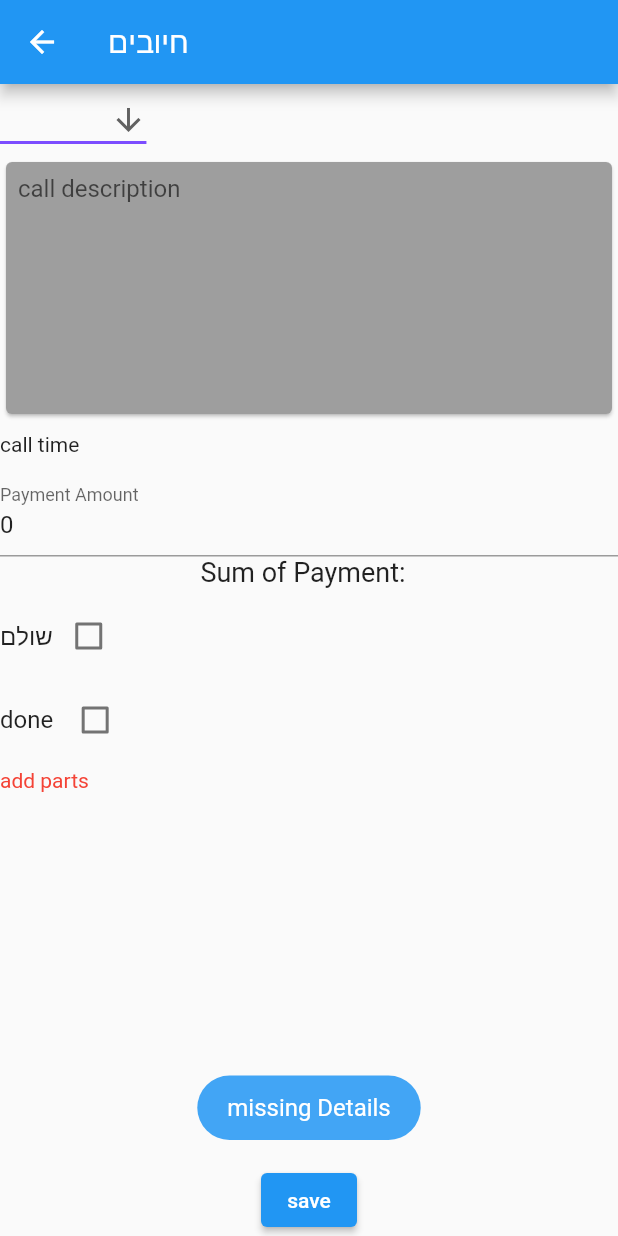
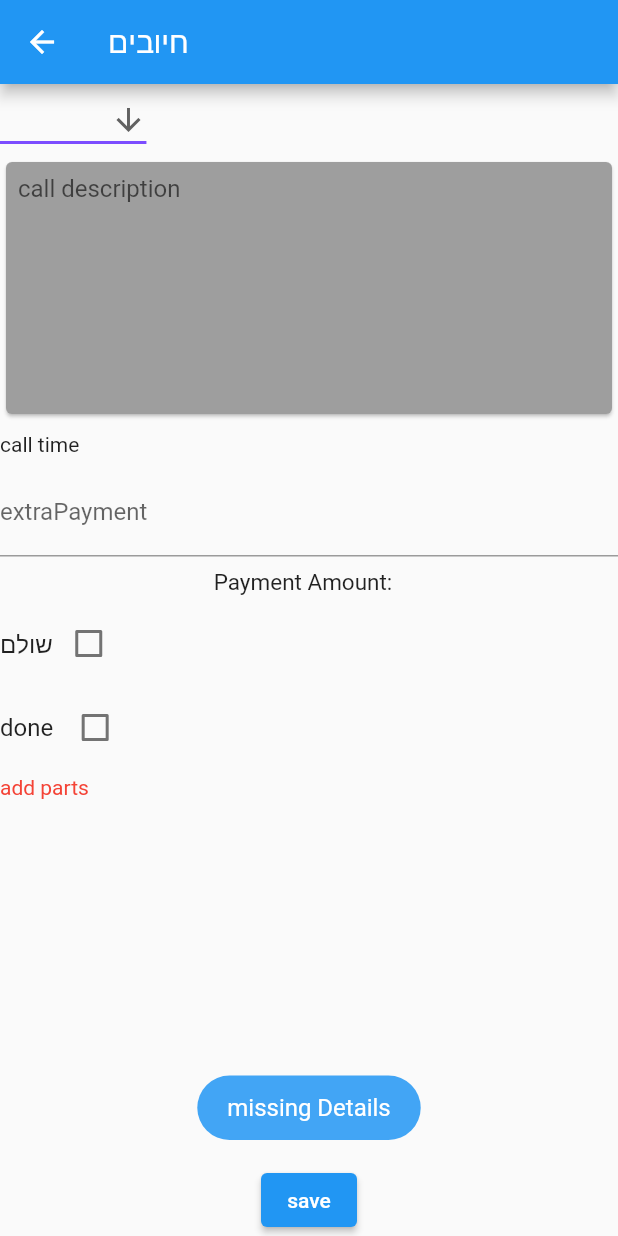
Before and after one commit to yosih48/clients-flutter, a Flutter app: the ClientServiceScreen screen opened directly with empty values, after a tap on "edit", after a tap on "save", on a phone screen of 412 x 824 dp. Run offline on Flutter 3.47's test engine with Material 2 defaults, Android fonts, the phone set to English and light mode, and no system bars; our stand-ins replace cloud_firestore, firebase_auth, firebase_core, flutter_slidable, fluttertoast, pin_code_fields and 4 more; accounts and stored records are empty; generated files the repository leaves out were written again; network calls fail.

Commit message:
in progress

```diff
--- a/lib/l10n/app_en.arb
+++ b/lib/l10n/app_en.arb
@@ -52,7 +52,8 @@
                                "delete": "delete",
                                "done": "done",
                                "todo": "todo",
-                               "noTodoCalls": "no open calls"
+                               "noTodoCalls": "no open calls" ,
+                               "extraPayment": "extraPayment"
 
 
 
--- a/lib/l10n/app_he.arb
+++ b/lib/l10n/app_he.arb
@@ -49,7 +49,8 @@
               "delete": "מחק",
                  "done": "בוצע",
                     "todo": "לביצוע",
-                    "noTodoCalls": "אין קריאות לביצוע"
+                    "noTodoCalls": "אין קריאות לביצוע",
+                     "extraPayment": "חיוב נוסף"
 
 
 
--- a/lib/screens/actions.dart
+++ b/lib/screens/actions.dart
@@ -5,6 +5,7 @@ import 'package:flutter/services.dart';
 import 'package:intl/intl.dart';
 import 'package:firebase_auth/firebase_auth.dart';
 import 'package:shared_preferences/shared_preferences.dart';
+import 'package:supercharged/supercharged.dart';
 import '../Constants/AppString.dart';
 import '../componenets/alertDialog.dart';
 import '../componenets/parts.dart';
@@ -43,7 +44,6 @@ class _dropdownState extends State<dropdown> {
   void initState() {
     super.initState();
     dropdownValue = widget.data.isNotEmpty ? widget.data['type'] : list.first;
-    int test = widget.data['payment'];
   }
 
   @override
@@ -135,10 +135,11 @@ class _callState extends State<call> {
   int hourlyRate = 0;
   String callDetails = '';
   String sumPayment = '0';
+  String extraPayment = '0';
   List<dynamic> products = [];
   void initState() {
     super.initState();
-
+    print('extraPayment1: ${extraPayment}');
     if (widget.data.containsKey('products') &&
         widget.data['products'].isNotEmpty) {
       // if (widget.data.isNotEmpty) {
@@ -151,11 +152,19 @@ class _callState extends State<call> {
       _checkboxDone = true;
     }
 
-    print(widget.data['done'].runtimeType);
+    // print(widget.data['done'].runtimeType);
     callDetails = widget.data.isNotEmpty ? widget.data['call'] : '';
     sumPayment =
         widget.data.isNotEmpty ? widget.data['payment'].toString() : '0';
+
     _checkboxValue = widget.data.isNotEmpty ? widget.data['paid'] : false;
+
+    if (widget.data.containsKey('extraPayment')) {
+      // if (widget.data.isNotEmpty) {
+      extraPayment = widget.data['extraPayment'].toString();
+      print('extraPayment: ${extraPayment}');
+    }
+    print('extraPayment2: ${extraPayment}');
     // _checkboxDone = widget.data.isNotEmpty && widget.data.containsKey('done')
     //     ? widget.data['done']
     //     : '';
@@ -297,11 +306,14 @@ class _callState extends State<call> {
 
   //   });
   // }
-
+  // final TextEditingController paimentController =
+  // TextEditingController(text: sumPayment);
+  // TextEditingController();
   @override
   Widget build(BuildContext context) {
     final TextEditingController paimentController =
-        TextEditingController(text: sumPayment);
+        TextEditingController(text: extraPayment);
+    //     TextEditingController();
     // print('sumPayment  ${sumPayment}');
     // print('sumPayment  ${sumPayment.runtimeType}');
 
@@ -413,22 +425,26 @@ class _callState extends State<call> {
                       inputFormatters: [FilteringTextInputFormatter.digitsOnly],
                       decoration: InputDecoration(
                           labelText:
-                              AppLocalizations.of(context)!.paymentAmount),
+                              AppLocalizations.of(context)!.extraPayment),
                     ),
                   ),
+                  // SizedBox(width: 132),
                 ],
+              ),
+              SizedBox(
+                height: 8,
               ),
               Row(
                 mainAxisAlignment: MainAxisAlignment.center,
                 children: [
                   Text(
-                    'Sum of Payment:',
-                    style: TextStyle(fontSize: 18),
+                    '${AppLocalizations.of(context)!.paymentAmount}:',
+                    style: TextStyle(fontSize: 15),
                   ),
                   SizedBox(width: 8), // Add spacing between text and box
                   // PaymentBox(parameter1: 50.0, parameter2: 30.0),
                   // '$widget.data['payment']'
-
+                  Text('${widget.data['payment']}')
                 ],
               ),
               SizedBox(height: 8),
@@ -532,6 +548,7 @@ class _callState extends State<call> {
               print('sumHourValue: ${sumHourValue}');
 // sum poduct price
               double newProduct = 0;
+
               for (var product in productList) {
                 // print('Product Name: ${product.name}');
                 // print('productList Price: ${product.discountedPrice}');
@@ -563,6 +580,11 @@ class _callState extends State<call> {
               //     : hourlyRate * (firstNumber! + 1);
 
               print('hourCharge: ${hourCharge}');
+              print('paimentController.text: ${paimentController.text}');
+
+              double? payment = paimentController.text == ''
+                  ? 0
+                  : paimentController.text.toDouble();
               // widget.data.remove('payment');
               // widget.data['payment'] = 0;
               // print('widget.data payment: ${widget.data['payment']}');
@@ -580,7 +602,7 @@ class _callState extends State<call> {
 //                 // print('sumHourValue not emptey');
 //               }
 
-              double sumPayment = sumProduct + hourCharge;
+              double sumPayment = sumProduct + hourCharge + payment!;
 
               // print('dropdownValue ${dropdownValue}');
               // print('charge per hour  ${hourCharge}');
@@ -609,6 +631,7 @@ class _callState extends State<call> {
                       _timeC.text,
                       sumPayment,
                       _checkboxDone,
+                      payment,
                       productList);
                 } else {
                   updateUser(
@@ -620,6 +643,7 @@ class _callState extends State<call> {
                       _timeC.text,
                       sumPayment,
                       _checkboxDone,
+                      payment,
                       productList);
                 }
 
@@ -654,7 +678,7 @@ class _callState extends State<call> {
   }
 }
 
-Future<void> addCall(client, call, paid, type, hour, payment, done,
+Future<void> addCall(client, call, paid, type, hour, payment, done, extraCharge,
     List<ProductData> productList) async {
   User? user = FirebaseAuth.instance.currentUser;
   // print('userID  ${client.name}');
@@ -683,6 +707,7 @@ Future<void> addCall(client, call, paid, type, hour, payment, done,
       'userRef': user!.uid,
       'clientName': client.name,
       'clientRef': client.id,
+      'extraPayment': extraCharge,
       'products': productList
           .map((product) => {
                 'name': product.name,
@@ -700,7 +725,7 @@ Future<void> addCall(client, call, paid, type, hour, payment, done,
 }
 
 Future<void> updateUser(clientID, callID, callDetails, paid, type, hour,
-    payment, done, List<ProductData> productList) async {
+    payment, done, extraCharge, List<ProductData> productList) async {
   print(clientID);
   User? user = FirebaseAuth.instance.currentUser;
   CollectionReference userCollection =
@@ -745,6 +770,7 @@ Future<void> updateUser(clientID, callID, callDetails, paid, type, hour,
       'hour': hour,
       'payment': payment,
       'done': done,
+      'extraPayment': extraCharge,
       'products': FieldValue.arrayUnion(productList
           .map((product) => {
                 'name': product.name,
--- a/lib/screens/callsInfo.dart
+++ b/lib/screens/callsInfo.dart
@@ -159,6 +159,7 @@ class ClientServiceScreen extends StatelessWidget {
                   'paid': call['paid'],
                   'payment': call['payment'],
                   'done': call['done'],
+                  'extraPayment': call['extraPayment'],
                   'products': call['products'],
                   'usera': user,
                   'fromScreen1': true
```
